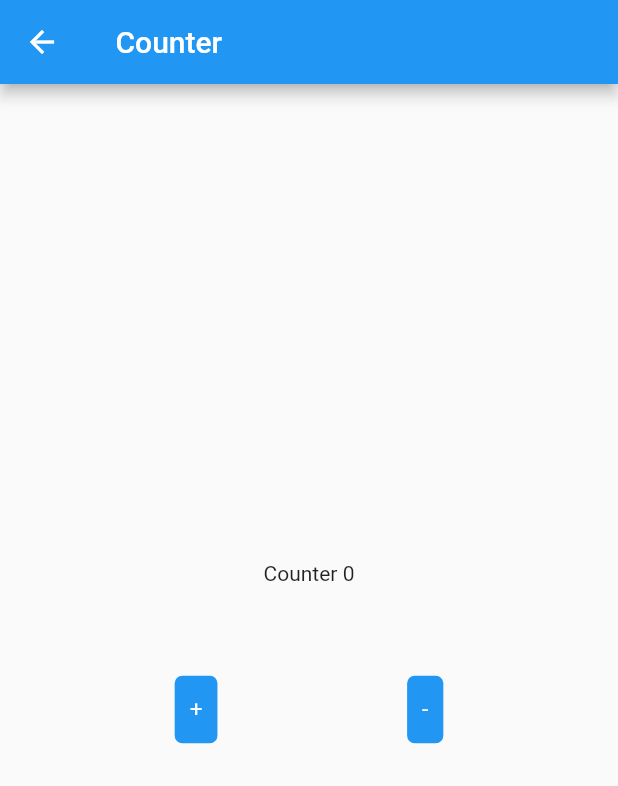
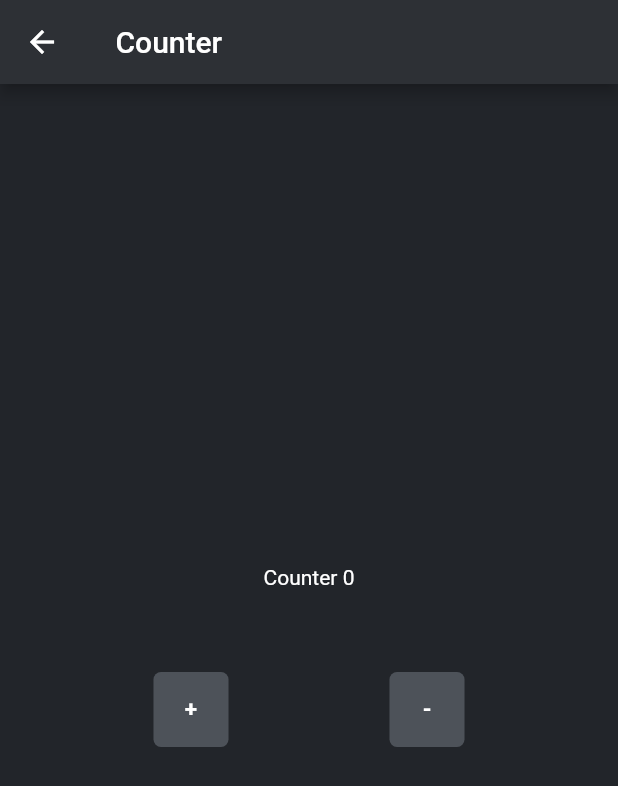
Before and after one commit to mahmoudalaa97/Riverpod_Example, a Flutter app: the screen it shows after launch, after a tap on "Counter Page", on a phone screen of 412 x 824 dp. Shown: the top 786 px of the screen. Run offline on Flutter 3.47's test engine with Material 2 defaults, Android fonts, the phone set to English and light mode, and no system bars; our stand-ins replace cached_network_image, dio, flutter_riverpod; network calls fail.

Commit message:
[ Add , Modify ] Dark Mode & Change To GridView

```diff
--- a/lib/Services/Repositories/news_repository.dart
+++ b/lib/Services/Repositories/news_repository.dart
@@ -45,6 +45,5 @@ class NewsRepositoryLocal extends NewsRepository {
     return Future.delayed(Duration(seconds: 5),(){
       return _newsModel;
     });
-    throw UnimplementedError();
   }
 }
--- a/lib/View/counter_page.dart
+++ b/lib/View/counter_page.dart
@@ -26,11 +26,15 @@ class CounterPage extends StatelessWidget {
               mainAxisAlignment: MainAxisAlignment.spaceEvenly,
               children: [
                 Buttons(
+                  height: 50,
+                    width: 50,
                     title: "+",
                     onTap: () {
                       provider.state++;
                     }),
                 Buttons(
+                  height: 50,
+                    width: 50,
                     title: "-",
                     onTap: () {
                       provider.state--;
--- a/lib/View/home_page.dart
+++ b/lib/View/home_page.dart
@@ -14,10 +14,14 @@ class MyHomePage extends StatelessWidget {
       appBar: AppBar(
         title: Text("Mahmoud Riverpod"),
       ),
-      body: Center(
-        child: Column(
-          mainAxisAlignment: MainAxisAlignment.center,
-          children: [
+      body: GridView(
+        gridDelegate: SliverGridDelegateWithFixedCrossAxisCount(
+          crossAxisCount: 2,
+          childAspectRatio: 1.8,
+          mainAxisSpacing: 5,
+        ),
+        shrinkWrap: true,
+        children: <Widget>[
           Buttons(
             title: "Counter Page",
             onTap: () {
@@ -50,7 +54,6 @@ class MyHomePage extends StatelessWidget {
           )
         ],
       ),
-      ),
     );
   }
 }
--- a/lib/View/news_page.dart
+++ b/lib/View/news_page.dart
@@ -1,9 +1,8 @@
-import 'package:dio/dio.dart';
 import 'package:flutter/material.dart';
 import 'package:flutter_riverpod/flutter_riverpod.dart';
 import 'package:state_managment/Model/NewsModel.dart';
 import 'package:state_managment/Services/Repositories/news_repository.dart';
-
+import '../utils/extentions.dart';
 
 
 final fetchNewsData = FutureProvider.autoDispose<NewsModel>((ref) async {
@@ -29,6 +28,7 @@ class NewsPage extends ConsumerWidget {
               itemBuilder: (context, index) {
                 return Card(
                   elevation: 4,
+                  color: Theme.of(context).colorScheme.gridViewButtonColor,
                   child: ListTile(
                     title: Text("${value.articles[index].title}"),
                     subtitle: Text("${value.articles[index].description}"),
--- a/lib/Widgets/custom_button.dart
+++ b/lib/Widgets/custom_button.dart
@@ -1,29 +1,33 @@
 import 'package:flutter/material.dart';
+
+import '../utils/extentions.dart';
 
 class Buttons extends StatelessWidget {
   final String title;
   final VoidCallback onTap;
+  final double height;
+  final double width;
 
-  const Buttons({Key key, this.title, this.onTap}) : super(key: key);
+  const Buttons({Key key, this.title, this.onTap, this.height=45, this.width}) : super(key: key);
 
   @override
   Widget build(BuildContext context) {
     return GestureDetector(
       onTap: onTap,
       child: Container(
-        height: 45,
-        margin: EdgeInsets.all(10),
+        height: height,
+        width: width,
+        margin: EdgeInsets.all(5),
         padding: EdgeInsets.all(10),
         decoration: BoxDecoration(
-            color: Colors.blue, borderRadius: BorderRadius.circular(5)),
-        child: Row(
-          mainAxisSize: MainAxisSize.min,
-          children: [
-            Center(
-                child: Text("$title",
-                    style: const TextStyle(color: Colors.white, fontSize: 15)))
-          ],
-        ),
+            color: Theme.of(context).colorScheme.gridViewButtonColor,
+            borderRadius: BorderRadius.circular(5)),
+        child: Center(
+            child: Text("$title",
+                style: const TextStyle(
+                    color: Colors.white,
+                    fontSize: 15,
+                    fontWeight: FontWeight.w600))),
       ),
     );
   }
--- a/lib/main.dart
+++ b/lib/main.dart
@@ -2,7 +2,7 @@ import 'package:flutter/material.dart';
 import 'package:flutter_riverpod/flutter_riverpod.dart';
 
 import 'View/home_page.dart';
-
+import 'utils/extentions.dart';
 
 void main() {
   WidgetsFlutterBinding.ensureInitialized();
@@ -15,9 +15,15 @@ class MainApp extends StatelessWidget {
     return ProviderScope(
         child: MaterialApp(
           title: 'Flutter Demo',
-          theme: ThemeData(
-            primarySwatch: Colors.blue,
-          ),
+          themeMode: ThemeMode.dark,
+          darkTheme:ThemeData(
+            brightness: Brightness.dark,
+            primaryColor: Theme.of(context).colorScheme.appBarColor,
+            appBarTheme: AppBarTheme(
+                backgroundColor: Theme.of(context).colorScheme.appBarColor
+            ),
+            scaffoldBackgroundColor: Theme.of(context).colorScheme.backgroundColor
+        ) ,
           home: MyHomePage(),
         ));
   }
--- /dev/null
+++ b/lib/utils/extentions.dart
@@ -0,0 +1,12 @@
+import 'package:flutter/material.dart';
+
+extension CustomColorScheme on ColorScheme {
+  Color get backgroundColor =>
+      brightness != Brightness.dark ? Color(0xff22252A) : Colors.black12;
+
+  Color get appBarColor =>
+      brightness != Brightness.dark ? Color(0xff2d3035) : Colors.red;
+
+  Color get gridViewButtonColor =>
+      brightness == Brightness.dark ? Color(0xff4d5259) : Colors.red;
+}
```
Lines whose indentation alone changed are shown as unchanged.
